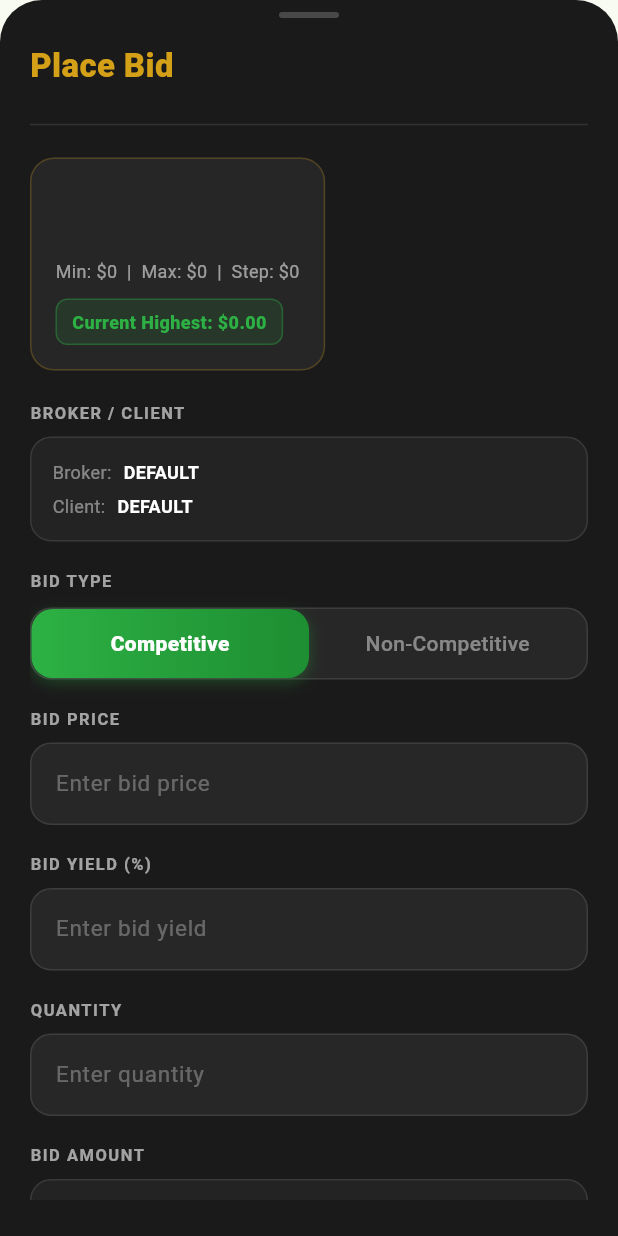
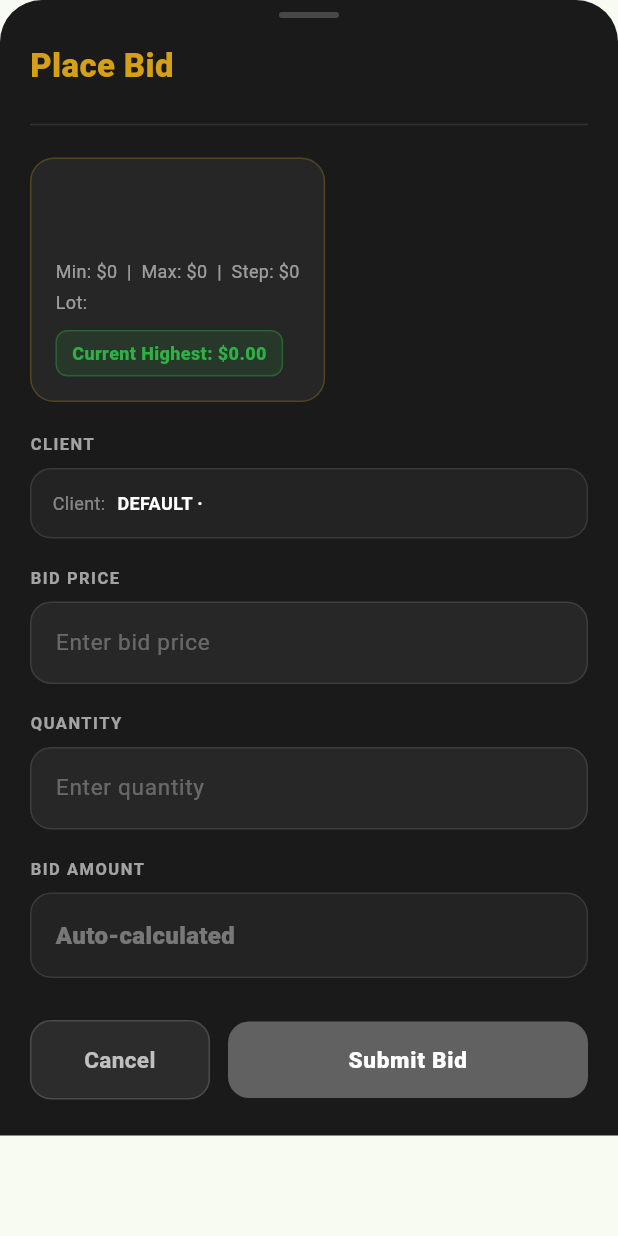
Before and after one commit to Faison2/zmx_app, a Flutter app: the _PlaceBidSheet widget shown alone on an empty page, opened directly with empty values, on a phone screen of 412 x 824 dp. Run offline on Flutter 3.47's test engine with Material 3 defaults, Android fonts, the phone set to English and light mode, and no system bars; our stand-ins replace shared_preferences; accounts and stored records are empty; network calls fail.

Commit message:
added working auction

```diff
--- a/lib/screens/auction/auction.dart
+++ b/lib/screens/auction/auction.dart
@@ -274,11 +274,23 @@ class AuctionService {
     throw Exception('Failed to load results (${response.statusCode})');
   }
 
+  // ── UPDATED: new endpoint + lean body, submittedBy hardcoded to 'mobile' ──
   static Future<void> placeBid({
-    required int auctionId,
-    required Map<String, dynamic> body,
+    required String? lotNumber,
+    required double bidPrice,
+    required int bidQuantity,
+    required String clientCode,
+    required String clientName,
   }) async {
-    final uri = Uri.parse('$_baseUrl/v1/auction/$auctionId/bids');
+    final uri = Uri.parse('$_baseUrl/v1/auction/bids');
+    final body = <String, dynamic>{
+      'bidPrice':    bidPrice,
+      'bidQuantity': bidQuantity,
+      'clientCode':  clientCode,
+      'clientName':  clientName,
+      'submittedBy': 'mobile',
+      if (lotNumber != null) 'lotNumber': lotNumber,
+    };
     final response = await http.post(
       uri,
       headers: {'Content-Type': 'application/json'},
@@ -774,21 +786,15 @@ class _PlaceBidSheet extends StatefulWidget {
 }
 
 class _PlaceBidSheetState extends State<_PlaceBidSheet> {
-  bool _isCompetitive  = true;
-  bool _isSubmitting   = false;
-  bool _submitSuccess  = false;
+  bool _isSubmitting  = false;
+  bool _submitSuccess = false;
   String? _submitError;
 
   final _bidPriceController = TextEditingController();
-  final _bidYieldController = TextEditingController();
   final _quantityController = TextEditingController();
 
-  // ── FIX: default fallback values so broker is never empty ────────────────
-  String _brokerCode  = 'DEFAULT';
-  String _brokerName  = 'Default Broker';
-  String _clientCode  = 'DEFAULT';
-  String _clientName  = 'Default Client';
-  String _submittedBy = 'DEFAULT';
+  String _clientCode = 'DEFAULT';
+  String _clientName = 'Default Client';
 
   @override
   void initState() { super.initState(); _loadUserPrefs(); }
@@ -797,12 +803,8 @@ class _PlaceBidSheetState extends State<_PlaceBidSheet> {
     final prefs = await SharedPreferences.getInstance();
     if (mounted) {
       setState(() {
-        // ── FIX: fall back to defaults when SharedPreferences has nothing ──
-        _brokerCode  = prefs.getString('user_broker')     ?? 'DEFAULT';
-        _brokerName  = prefs.getString('user_brokerName') ?? 'Default Broker';
-        _clientCode  = prefs.getString('user_cds')        ?? 'DEFAULT';
-        _clientName  = prefs.getString('user_name')       ?? 'Default Client';
-        _submittedBy = prefs.getString('user_broker')     ?? 'DEFAULT';
+        _clientCode = prefs.getString('user_cds')  ?? 'DEFAULT';
+        _clientName = prefs.getString('user_name') ?? 'Default Client';
       });
     }
   }
@@ -810,26 +812,17 @@ class _PlaceBidSheetState extends State<_PlaceBidSheet> {
   @override
   void dispose() {
     _bidPriceController.dispose();
-    _bidYieldController.dispose();
     _quantityController.dispose();
     super.dispose();
   }
 
-  double get _price    => double.tryParse(_bidPriceController.text)  ?? 0;
-  double get _quantity => double.tryParse(_quantityController.text)  ?? 0;
-  double get _yield    => double.tryParse(_bidYieldController.text)  ?? 0;
+  double get _price    => double.tryParse(_bidPriceController.text) ?? 0;
+  double get _quantity => double.tryParse(_quantityController.text) ?? 0;
   double get _amount   => (_price > 0 && _quantity > 0) ? _price * _quantity : 0;
   String get _displayAmount =>
       _amount > 0 ? '\$${_amount.toStringAsFixed(2)}' : 'Auto-calculated';
 
-  String _generateBidRef() {
-    final now = DateTime.now();
-    final stamp =
-        '${now.year}${now.month.toString().padLeft(2,'0')}${now.day.toString().padLeft(2,'0')}'
-        '-${now.hour.toString().padLeft(2,'0')}${now.minute.toString().padLeft(2,'0')}${now.second.toString().padLeft(2,'0')}';
-    return 'BID-$stamp-$_brokerCode';
-  }
-
+  // ── UPDATED: uses new AuctionService.placeBid signature ──────────────────
   Future<void> _submitBid() async {
     if (_price <= 0) {
       setState(() => _submitError = 'Please enter a valid bid price.');
@@ -839,24 +832,14 @@ class _PlaceBidSheetState extends State<_PlaceBidSheet> {
       setState(() => _submitError = 'Please enter a valid quantity.');
       return;
     }
-    // ── FIX: removed the empty-broker guard that was blocking submission ──
     setState(() { _isSubmitting = true; _submitError = null; });
     try {
       await AuctionService.placeBid(
-        auctionId: widget.auction.auctionId,
-        body: {
-          'bidReference': _generateBidRef(),
-          'brokerCode':   _brokerCode,
-          'brokerName':   _brokerName,
-          'clientCode':   _clientCode,
-          'clientName':   _clientName,
-          'bidType':      _isCompetitive ? 'COMPETITIVE' : 'NON_COMPETITIVE',
-          'bidPrice':     _price,
-          'bidYield':     _yield,
-          'bidQuantity':  _quantity.toInt(),
-          'bidAmount':    _amount,
-          'submittedBy':  _submittedBy,
-        },
+        lotNumber:   widget.auction.lotNumber,
+        bidPrice:    _price,
+        bidQuantity: _quantity.toInt(),
+        clientCode:  _clientCode,
+        clientName:  _clientName,
       );
       if (mounted) setState(() { _isSubmitting = false; _submitSuccess = true; });
     } catch (e) {
@@ -966,6 +949,11 @@ class _PlaceBidSheetState extends State<_PlaceBidSheet> {
                 Text('Reserve: ${auction.formattedReservePrice}  |  Volume: ${auction.formattedTotalVolume}',
                     style: TextStyle(fontSize: 12, color: Colors.white.withOpacity(0.55))),
               ],
+              if (auction.lotNumber != null) ...[
+                const SizedBox(height: 4),
+                Text('Lot: ${auction.lotNumber}',
+                    style: TextStyle(fontSize: 12, color: Colors.white.withOpacity(0.55))),
+              ],
               if (auction.currentHighestBid != null) ...[
                 const SizedBox(height: 10),
                 Container(
@@ -985,7 +973,7 @@ class _PlaceBidSheetState extends State<_PlaceBidSheet> {
 
           const SizedBox(height: 20),
 
-          _sectionLabel('BROKER / CLIENT'),
+          _sectionLabel('CLIENT'),
           const SizedBox(height: 8),
           Container(
             padding: const EdgeInsets.all(14),
@@ -994,28 +982,7 @@ class _PlaceBidSheetState extends State<_PlaceBidSheet> {
               borderRadius: BorderRadius.circular(14),
               border: Border.all(color: Colors.white.withOpacity(0.1)),
             ),
-            child: Column(children: [
-              _infoRow('Broker',
-                  '$_brokerCode${_brokerName.isNotEmpty ? " · $_brokerName" : ""}'),
-              const SizedBox(height: 6),
-              _infoRow('Client',
-                  '$_clientCode${_clientName.isNotEmpty ? " · $_clientName" : ""}'),
-            ]),
-          ),
-
-          const SizedBox(height: 18),
-          _sectionLabel('BID TYPE'),
-          const SizedBox(height: 10),
-          Container(
-            decoration: BoxDecoration(
-              color: Colors.white.withOpacity(0.06),
-              borderRadius: BorderRadius.circular(14),
-              border: Border.all(color: Colors.white.withOpacity(0.1)),
-            ),
-            child: Row(children: [
-              _bidTypeTab('Competitive', true),
-              _bidTypeTab('Non-Competitive', false),
-            ]),
+            child: _infoRow('Client', '$_clientCode · $_clientName'),
           ),
 
           const SizedBox(height: 18),
@@ -1027,18 +994,6 @@ class _PlaceBidSheetState extends State<_PlaceBidSheet> {
             keyboardType: const TextInputType.numberWithOptions(decimal: true),
             onChanged: (_) => setState(() {}),
           ),
-
-          if (!auction.isCommodityAuction) ...[
-            const SizedBox(height: 18),
-            _sectionLabel('BID YIELD (%)'),
-            const SizedBox(height: 8),
-            _darkTextField(
-              controller: _bidYieldController,
-              hint: 'Enter bid yield',
-              keyboardType: const TextInputType.numberWithOptions(decimal: true),
-              onChanged: (_) => setState(() {}),
-            ),
-          ],
 
           const SizedBox(height: 18),
           _sectionLabel(auction.isCommodityAuction ? 'QUANTITY (TONNES)' : 'QUANTITY'),
@@ -1189,36 +1144,6 @@ class _PlaceBidSheetState extends State<_PlaceBidSheet> {
           ),
         ),
       );
-
-  Widget _bidTypeTab(String label, bool isCompetitive) {
-    final isSelected = _isCompetitive == isCompetitive;
-    return Expanded(
-      child: GestureDetector(
-        onTap: () => setState(() => _isCompetitive = isCompetitive),
-        child: AnimatedContainer(
-          duration: const Duration(milliseconds: 250),
-          padding: const EdgeInsets.symmetric(vertical: 13),
-          decoration: BoxDecoration(
-            gradient: isSelected
-                ? const LinearGradient(
-                colors: [Color(0xFF2DB144), Color(0xFF1E8E32)])
-                : null,
-            borderRadius: BorderRadius.circular(14),
-            boxShadow: isSelected
-                ? [BoxShadow(color: const Color(0xFF2DB144).withOpacity(0.3),
-                blurRadius: 8, offset: const Offset(0, 3))]
-                : [],
-          ),
-          child: Text(label, textAlign: TextAlign.center,
-              style: TextStyle(
-                color: isSelected ? Colors.white : Colors.white.withOpacity(0.45),
-                fontSize: 14,
-                fontWeight: isSelected ? FontWeight.w800 : FontWeight.w500,
-              )),
-        ),
-      ),
-    );
-  }
 }
 
 // ─────────────────────────────────────────────────────────────────────────────
```
